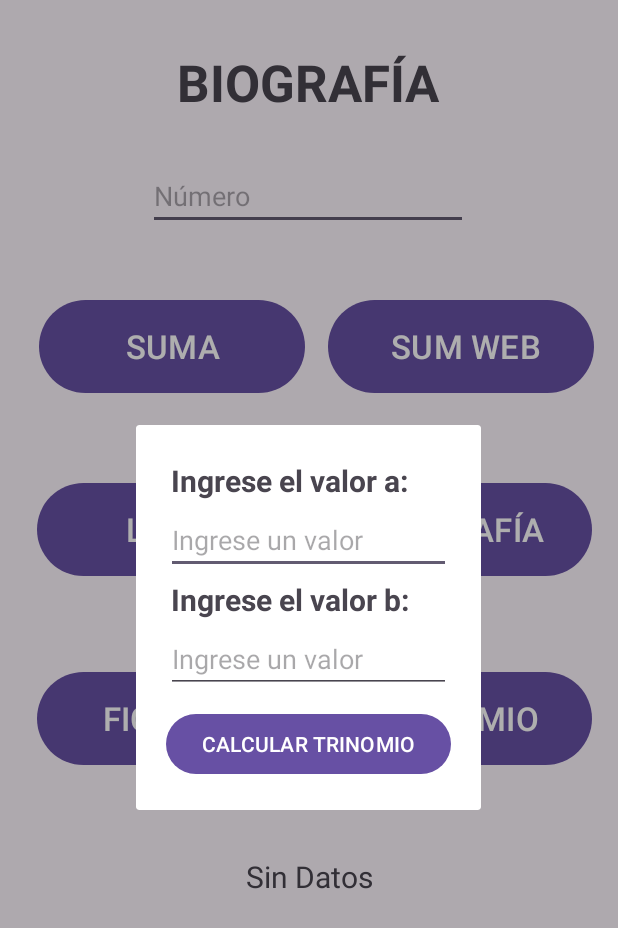
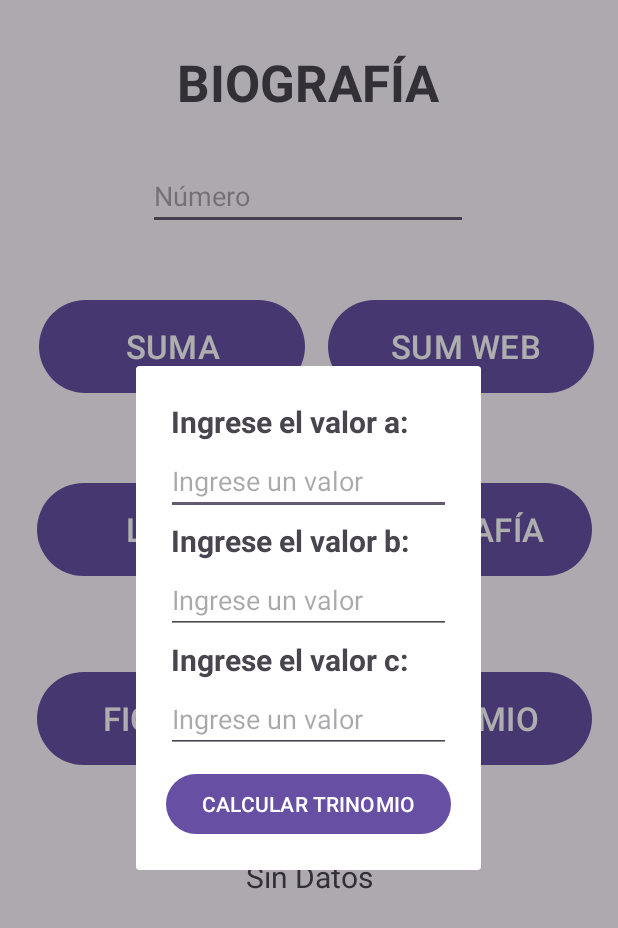
Before and after one commit to BryanEnriquez1/EnriquezCastro1CHDS, an Android app: the screen it shows after launch (MainActivity), after a tap on "TRINOMIO", on a phone screen of 412 x 824 dp. Shown: the top 928 px of the screen. Run offline under Robolectric (Android 15) with nearby library versions, the phone set to English and light mode, and no system bars; our stand-ins replace Volley.

Commit message:
Revision final

```diff
--- a/app/src/main/res/layout/trinomio_input.xml
+++ b/app/src/main/res/layout/trinomio_input.xml
@@ -37,6 +37,22 @@
         android:digits="0123456789."
         android:hint="Ingrese un valor" />
 
+    <TextView
+        android:text="Ingrese el valor c:"
+        android:textStyle="bold"
+        android:textSize="20sp"
+        android:layout_width="match_parent"
+        android:layout_height="match_parent"
+        android:padding="3dp" />
+
+    <EditText
+        android:id="@+id/etvalC"
+        android:layout_width="match_parent"
+        android:layout_height="wrap_content"
+        android:inputType="numberDecimal"
+        android:digits="0123456789."
+        android:hint="Ingrese un valor" />
+
     <Button
         android:id="@+id/btcalculatrinomio"
         android:layout_width="match_parent"
```
Also changed, not shown: app/src/main/java/com/baec/enriquezcastro1chds/MainActivity.java (+9 -11 lines).
